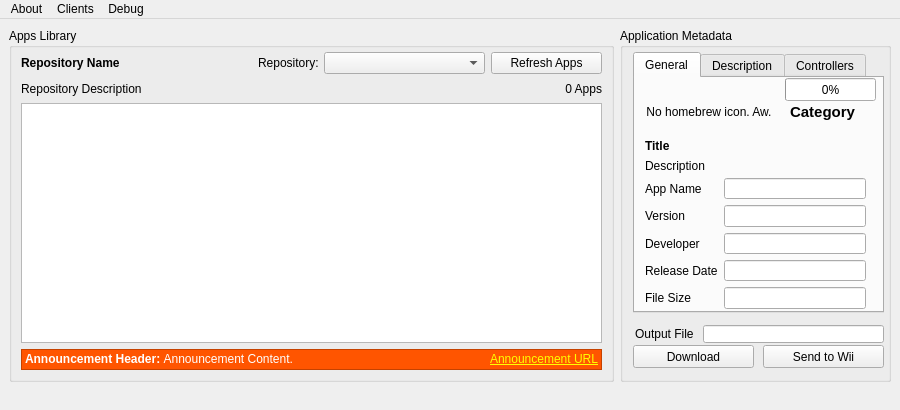
Qt form gui/united.ui (dhtdht020/osc-dl) before a commit.
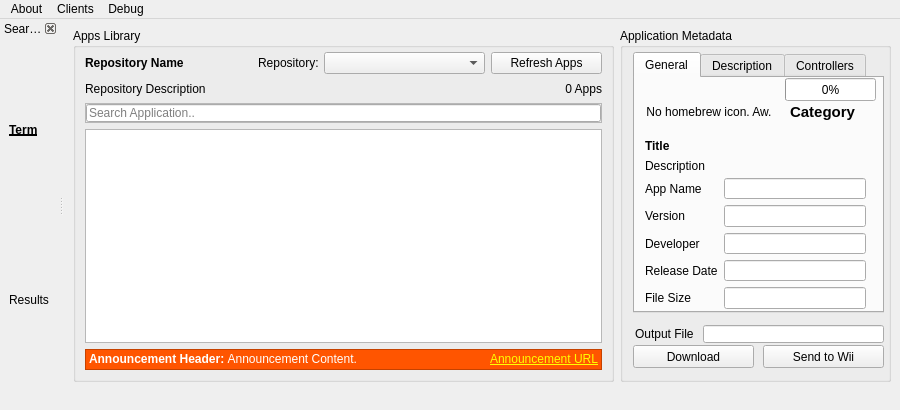
The same form after that commit.

Commit message: Initial implementation: Search Bar

What changed in the file:
```diff
--- a/gui/united.ui
+++ b/gui/united.ui
@@ -264,6 +264,55 @@
             </layout>
            </widget>
           </item>
+          <item>
+           <widget class="QFrame" name="SearchFrame">
+            <property name="sizePolicy">
+             <sizepolicy hsizetype="Preferred" vsizetype="Preferred">
+              <horstretch>0</horstretch>
+              <verstretch>0</verstretch>
+             </sizepolicy>
+            </property>
+            <property name="maximumSize">
+             <size>
+              <width>16777215</width>
+              <height>20</height>
+             </size>
+            </property>
+            <property name="frameShape">
+             <enum>QFrame::StyledPanel</enum>
+            </property>
+            <property name="frameShadow">
+             <enum>QFrame::Raised</enum>
+            </property>
+            <layout class="QHBoxLayout" name="horizontalLayout_5">
+             <property name="leftMargin">
+              <number>0</number>
+             </property>
+             <property name="topMargin">
+              <number>0</number>
+             </property>
+             <property name="rightMargin">
+              <number>0</number>
+             </property>
+             <property name="bottomMargin">
+              <number>0</number>
+             </property>
+             <item>
+              <widget class="QLineEdit" name="SearchBar">
+               <property name="sizePolicy">
+                <sizepolicy hsizetype="Minimum" vsizetype="Minimum">
+                 <horstretch>0</horstretch>
+                 <verstretch>0</verstretch>
+                </sizepolicy>
+               </property>
+               <property name="placeholderText">
+                <string>Search Application..</string>
+               </property>
+              </widget>
+             </item>
+            </layout>
+           </widget>
+          </item>
           <item>
            <widget class="QListWidget" name="listAppsWidget">
             <property name="sizePolicy">
@@ -907,6 +956,48 @@
     <bool>false</bool>
    </property>
   </widget>
+  <widget class="QDockWidget" name="DebugDock">
+   <property name="floating">
+    <bool>true</bool>
+   </property>
+   <property name="features">
+    <set>QDockWidget::DockWidgetClosable</set>
+   </property>
+   <property name="allowedAreas">
+    <set>Qt::NoDockWidgetArea</set>
+   </property>
+   <property name="windowTitle">
+    <string>Search Debugger</string>
+   </property>
+   <attribute name="dockWidgetArea">
+    <number>1</number>
+   </attribute>
+   <widget class="QWidget" name="dockWidgetContents">
+    <layout class="QVBoxLayout" name="verticalLayout_5">
+     <item>
+      <widget class="QLabel" name="DebugSearchTerm">
+       <property name="font">
+        <font>
+         <weight>75</weight>
+         <bold>true</bold>
+         <underline>true</underline>
+        </font>
+       </property>
+       <property name="text">
+        <string>Term</string>
+       </property>
+      </widget>
+     </item>
+     <item>
+      <widget class="QLabel" name="DebugSearchResultsAmount">
+       <property name="text">
+        <string>Results</string>
+       </property>
+      </widget>
+     </item>
+    </layout>
+   </widget>
+  </widget>
   <action name="actionAbout_OSC_DL">
    <property name="enabled">
     <bool>false</bool>
```
The commit also changes 2 other files.
